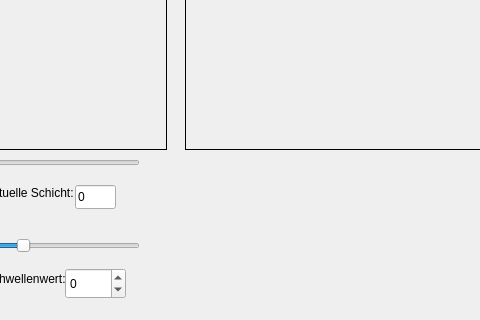
Above: Task2/widget.ui from atanassov-daniel/Software-Development-in-Medical-Engineering before the change; both pictures show x 345 to 825 and y 362 to 682 of the 1043 by 682 pixel window. Below: the same form after it.
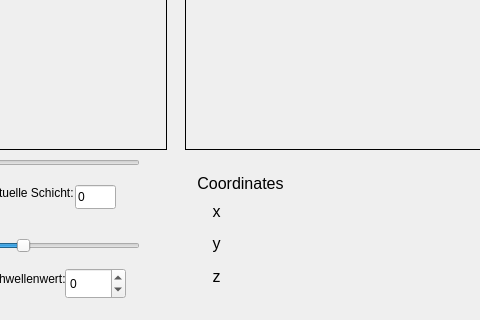
That is the form after the change.

The edit to the form file:
```diff
--- a/Task2/widget.ui
+++ b/Task2/widget.ui
@@ -339,6 +339,139 @@
     </property>
    </widget>
   </widget>
+  <widget class="QFrame" name="frame_coordinates">
+   <property name="geometry">
+    <rect>
+     <x>540</x>
+     <y>530</y>
+     <width>91</width>
+     <height>121</height>
+    </rect>
+   </property>
+   <property name="frameShape">
+    <enum>QFrame::Shape::NoFrame</enum>
+   </property>
+   <property name="frameShadow">
+    <enum>QFrame::Shadow::Raised</enum>
+   </property>
+   <widget class="QLabel" name="label_coordinates">
+    <property name="geometry">
+     <rect>
+      <x>0</x>
+      <y>0</y>
+      <width>91</width>
+      <height>31</height>
+     </rect>
+    </property>
+    <property name="font">
+     <font>
+      <pointsize>12</pointsize>
+     </font>
+    </property>
+    <property name="text">
+     <string>Coordinates</string>
+    </property>
+    <property name="alignment">
+     <set>Qt::AlignmentFlag::AlignCenter</set>
+    </property>
+   </widget>
+   <widget class="QWidget" name="">
+    <property name="geometry">
+     <rect>
+      <x>0</x>
+      <y>30</y>
+      <width>91</width>
+      <height>91</height>
+     </rect>
+    </property>
+    <layout class="QGridLayout" name="gridLayout_coordinates">
+     <item row="0" column="0">
+      <widget class="QLabel" name="label_x">
+       <property name="font">
+        <font>
+         <pointsize>12</pointsize>
+        </font>
+       </property>
+       <property name="layoutDirection">
+        <enum>Qt::LayoutDirection::LeftToRight</enum>
+       </property>
+       <property name="text">
+        <string>x</string>
+       </property>
+       <property name="alignment">
+        <set>Qt::AlignmentFlag::AlignCenter</set>
+       </property>
+      </widget>
+     </item>
+     <item row="0" column="1">
+      <widget class="QLabel" name="value_x">
+       <property name="font">
+        <font>
+         <pointsize>12</pointsize>
+        </font>
+       </property>
+       <property name="text">
+        <string/>
+       </property>
+      </widget>
+     </item>
+     <item row="1" column="0">
+      <widget class="QLabel" name="label_y">
+       <property name="font">
+        <font>
+         <pointsize>12</pointsize>
+        </font>
+       </property>
+       <property name="text">
+        <string>y</string>
+       </property>
+       <property name="alignment">
+        <set>Qt::AlignmentFlag::AlignCenter</set>
+       </property>
+      </widget>
+     </item>
+     <item row="1" column="1">
+      <widget class="QLabel" name="value_y">
+       <property name="font">
+        <font>
+         <pointsize>12</pointsize>
+        </font>
+       </property>
+       <property name="text">
+        <string/>
+       </property>
+      </widget>
+     </item>
+     <item row="2" column="0">
+      <widget class="QLabel" name="label_z">
+       <property name="font">
+        <font>
+         <pointsize>12</pointsize>
+        </font>
+       </property>
+       <property name="text">
+        <string>z</string>
+       </property>
+       <property name="alignment">
+        <set>Qt::AlignmentFlag::AlignCenter</set>
+       </property>
+      </widget>
+     </item>
+     <item row="2" column="1">
+      <widget class="QLabel" name="value_z">
+       <property name="font">
+        <font>
+         <pointsize>12</pointsize>
+        </font>
+       </property>
+       <property name="text">
+        <string/>
+       </property>
+      </widget>
+     </item>
+    </layout>
+   </widget>
+  </widget>
  </widget>
  <resources/>
  <connections/>
```
